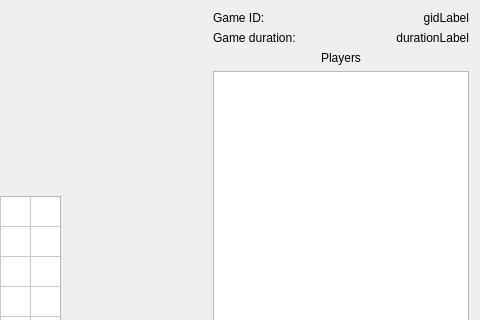
johankytt/SudokuMP, file client/game.ui: the form before one commit; both pictures show x 368 to 848 and y 0 to 320 of the 848 by 662 pixel window.
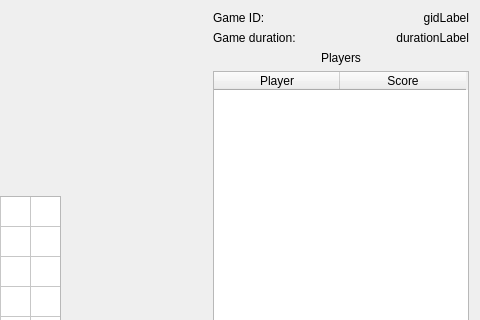
The form after the commit.

Commit message: Added player update, board update, game state send on join. Changed game gui player list to QTableWidget. fix #6, fix #24, fix #23, fix #5.

Patch:
```diff
--- a/client/game.ui
+++ b/client/game.ui
@@ -198,13 +198,38 @@
       </widget>
      </item>
      <item>
-      <widget class="QTableView" name="playersTableView">
-       <property name="sizePolicy">
-        <sizepolicy hsizetype="Minimum" vsizetype="Expanding">
-         <horstretch>0</horstretch>
-         <verstretch>0</verstretch>
-        </sizepolicy>
+      <widget class="QTableWidget" name="playersTable">
+       <property name="editTriggers">
+        <set>QAbstractItemView::NoEditTriggers</set>
        </property>
+       <property name="alternatingRowColors">
+        <bool>true</bool>
+       </property>
+       <property name="selectionMode">
+        <enum>QAbstractItemView::NoSelection</enum>
+       </property>
+       <property name="cornerButtonEnabled">
+        <bool>false</bool>
+       </property>
+       <attribute name="horizontalHeaderDefaultSectionSize">
+        <number>126</number>
+       </attribute>
+       <attribute name="horizontalHeaderMinimumSectionSize">
+        <number>100</number>
+       </attribute>
+       <attribute name="verticalHeaderVisible">
+        <bool>false</bool>
+       </attribute>
+       <column>
+        <property name="text">
+         <string>Player</string>
+        </property>
+       </column>
+       <column>
+        <property name="text">
+         <string>Score</string>
+        </property>
+       </column>
       </widget>
      </item>
      <item>
```
The commit also changes 6 other files.
